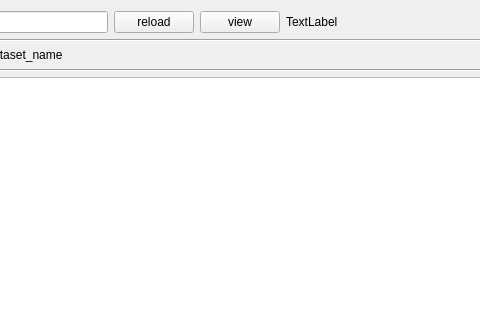
Old version of the form ui/SydTableWidget.ui in the repository OpenSyd/syd_ui; both pictures show x 201 to 681 and y 0 to 320 of the 1068 by 548 pixel window.
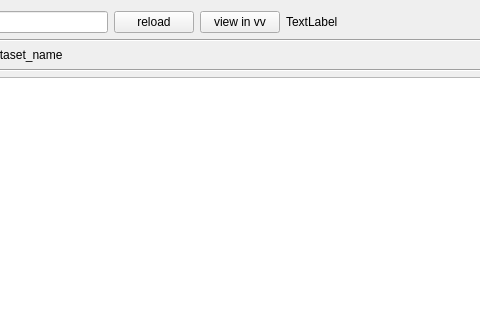
New version of the form.

Commit message: Changed view button into view in vv button. The button is disabled if there is no selection. Fixed the filter display and added number of selected image in the view button name

The edit to the form file:
```diff
--- a/ui/SydTableWidget.ui
+++ b/ui/SydTableWidget.ui
@@ -59,7 +59,7 @@
      <item>
       <widget class="QPushButton" name="button_view">
        <property name="text">
-        <string>view</string>
+        <string>view in vv</string>
        </property>
       </widget>
      </item>
```
The commit also changes 2 other files.
